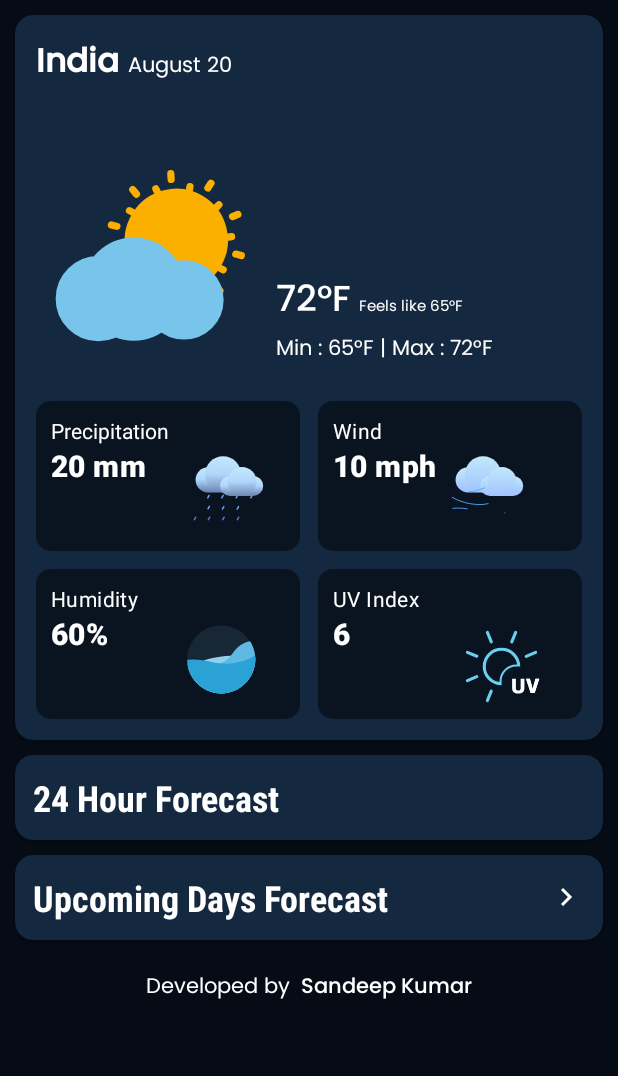
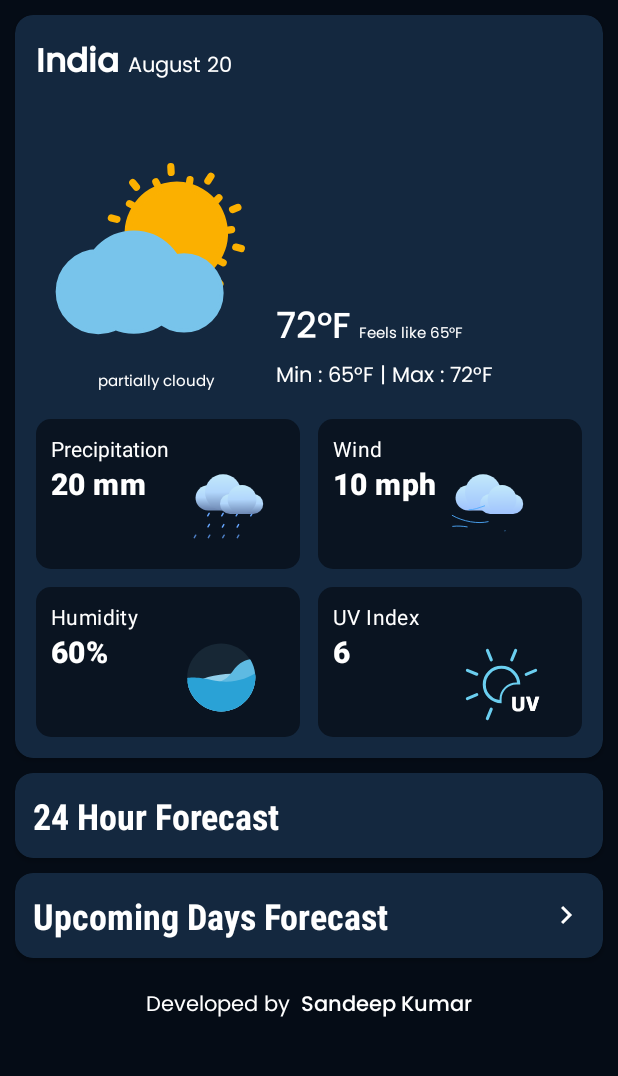
Before and after one commit to sandeep-kr-chaurasiya/weather, an Android app: the screen it shows after launch (MainActivity), on a phone screen of 412 x 824 dp, the part 96-1172 px from its top. Run offline under Robolectric (Android 15) with nearby library versions, the phone set to English and light mode, and no system bars; network calls fail; 1 statement that could not run was skipped.

Commit message:
Project wrap-up: All functionalities tested and working

```diff
--- a/app/build.gradle.kts
+++ b/app/build.gradle.kts
@@ -39,7 +39,6 @@ android {
 }
 
 dependencies {
-
     implementation(libs.androidx.core.ktx)
     implementation(libs.androidx.appcompat)
     implementation(libs.material)
--- a/app/src/main/AndroidManifest.xml
+++ b/app/src/main/AndroidManifest.xml
@@ -16,7 +16,6 @@
         android:supportsRtl="true"
         android:theme="@style/Theme.MyWeather"
         tools:targetApi="31">
-
         <activity
             android:name=".ExtendedForecastActivity"
             android:exported="false" />
--- a/app/src/main/java/com/example/myweather/MainActivity.kt
+++ b/app/src/main/java/com/example/myweather/MainActivity.kt
@@ -184,6 +184,7 @@ class MainActivity : AppCompatActivity() {
                             humidity.text = "${it.current.humidity}%"
                             uvIndex.text = it.current.uv.toString()
                             date.text = " ${Calendar.getInstance().time.toString().substring(0, 10)}"
+                            binding.conditiontext.text = it.current.condition.text
                             val condition = it.current.condition.text
                             updateIcon(condition)
                             Log.d("icon", "onResponse:${condition}")
@@ -238,7 +239,6 @@ private fun updateIcon(condition: String) {
     }
     binding.weatherIcon.playAnimation()
 }
-
     private fun updatenightLogo(currentHour: Int, condition: String) {
         if (currentHour >= 18 || currentHour < 5) {
             when (condition) {
--- a/app/src/main/res/layout/activity_extended_forecast.xml
+++ b/app/src/main/res/layout/activity_extended_forecast.xml
@@ -8,7 +8,6 @@
     android:layout_height="match_parent"
     android:background="@color/primary"
     tools:context=".ExtendedForecastActivity">
-
     <androidx.appcompat.widget.Toolbar
         android:id="@+id/toolbar"
         android:layout_width="match_parent"
--- a/app/src/main/res/layout/activity_main.xml
+++ b/app/src/main/res/layout/activity_main.xml
@@ -84,7 +84,7 @@
                     <LinearLayout
                         android:layout_width="match_parent"
                         android:layout_height="wrap_content"
-                        android:layout_marginTop="30dp"
+                        android:layout_marginTop="25dp"
                         android:gravity="center_vertical"
                         android:orientation="vertical">
 
@@ -93,6 +93,11 @@
                             android:layout_height="match_parent"
                             android:orientation="horizontal">
 
+                            <LinearLayout
+                                android:layout_width="wrap_content"
+                                android:layout_height="wrap_content"
+                                android:orientation="vertical">
+
                                 <com.airbnb.lottie.LottieAnimationView
                                     android:id="@+id/weather_icon"
                                     android:layout_width="160dp"
@@ -100,16 +105,30 @@
                                     app:lottie_autoPlay="true"
                                     app:lottie_loop="true"
                                     app:lottie_rawRes="@raw/parialy_cloudy" />
+                                <TextView
+                                    android:id="@+id/conditiontext"
+                                    android:layout_width="160sp"
+                                    android:layout_height="wrap_content"
+                                    android:text="partially cloudy"
+                                    android:textColor="@color/white"
+                                    android:textSize="10sp"
+                                    android:fontFamily="@font/poppins"
+                                    android:gravity="center"/>
+
+                            </LinearLayout>
+
 
                             <LinearLayout
                                 android:layout_width="wrap_content"
-                                android:layout_height="match_parent"
-                                android:orientation="vertical">
+                                android:layout_height="wrap_content"
+                                android:orientation="vertical"
+
+                                android:layout_gravity="bottom">
 
                                 <LinearLayout
-                                    android:layout_marginTop="40dp"
                                     android:layout_width="wrap_content"
                                     android:layout_height="wrap_content"
+                                    android:layout_marginTop="40dp"
                                     android:orientation="horizontal">
 
                                     <TextView
--- a/app/src/main/res/layout/row_extended_forecast.xml
+++ b/app/src/main/res/layout/row_extended_forecast.xml
@@ -12,7 +12,6 @@
     app:layout_constraintTop_toBottomOf="@+id/toolbar"
     xmlns:android="http://schemas.android.com/apk/res/android"
     xmlns:app="http://schemas.android.com/apk/res-auto">
-
     <LinearLayout
         android:layout_width="match_parent"
         android:layout_height="wrap_content"
--- a/app/src/main/res/layout/row_forecast.xml
+++ b/app/src/main/res/layout/row_forecast.xml
@@ -26,7 +26,6 @@
         android:layout_marginTop="8dp"
         android:contentDescription="Weather Icon"
         android:src="@drawable/cloud_24px" />
-
 
     <TextView
         android:id="@+id/temp"
--- a/app/src/main/res/layout/row_hourly.xml
+++ b/app/src/main/res/layout/row_hourly.xml
@@ -17,7 +17,6 @@
         android:fontFamily="sans-serif-condensed-medium"
         android:textColor="@color/white"
         android:textSize="16sp" />
-
     <TextView
         android:id="@+id/temp"
         android:layout_width="wrap_content"
--- a/app/src/main/res/values/themes.xml
+++ b/app/src/main/res/values/themes.xml
@@ -4,6 +4,5 @@
         <!-- Customize your light theme here. -->
         <!-- <item name="colorPrimary">@color/my_light_primary</item> -->
     </style>
-
     <style name="Theme.MyWeather" parent="Base.Theme.MyWeather" />
 </resources>
```
Also changed, not shown: app/src/main/res/values/colors.xml (line endings or trailing spaces), app/src/main/res/values/dimens.xml (line endings or trailing spaces), app/src/main/res/values/strings.xml (line endings or trailing spaces), build.gradle.kts (line endings or trailing spaces). Lines whose indentation alone changed are shown as unchanged.
